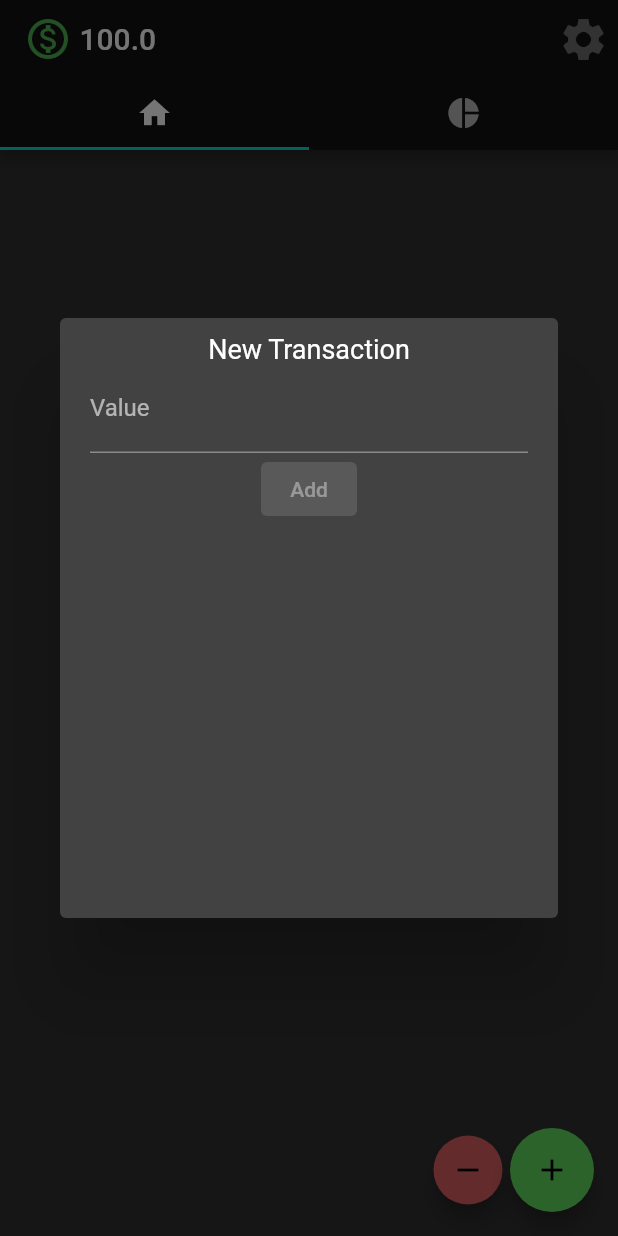
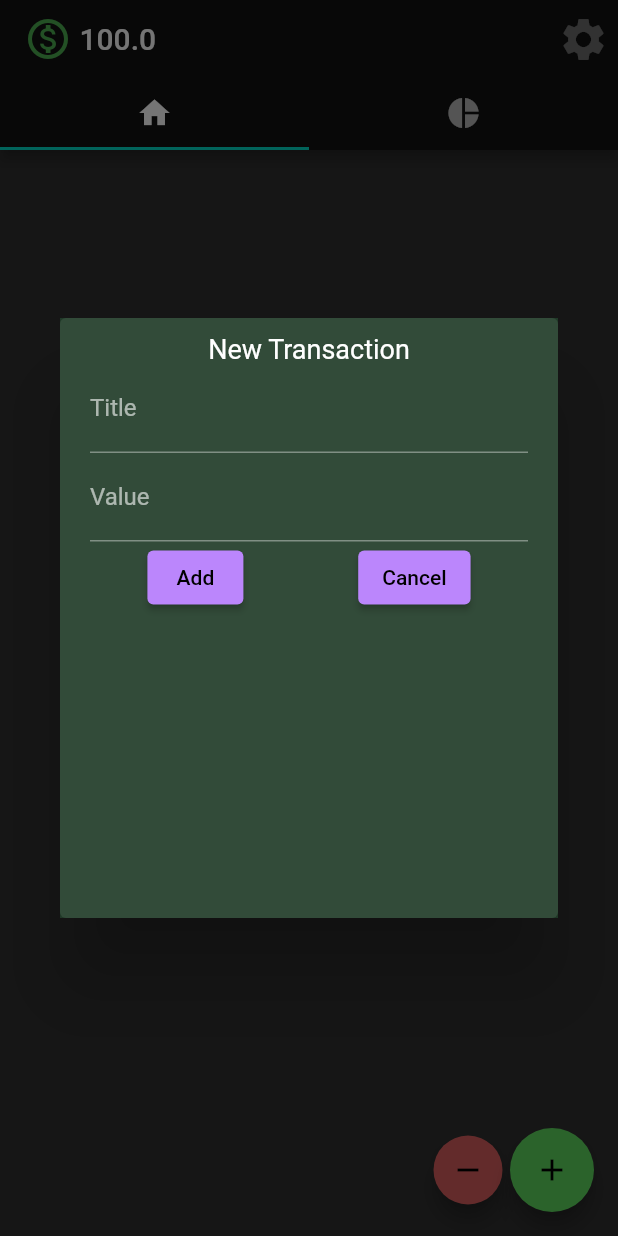
Before and after one commit to lz-coder/just_finance_app, a Flutter app: the screen it shows after launch, after a tap on the "add" icon, on a phone screen of 412 x 824 dp. Run offline on Flutter 3.47's test engine with Material 2 defaults, Android fonts, the phone set to English and light mode, and no system bars; our stand-ins replace sqflite; accounts and stored records are empty.

Commit message:
Create transactions

```diff
--- a/lib/widgets/transaction_dialog.dart
+++ b/lib/widgets/transaction_dialog.dart
@@ -1,5 +1,8 @@
 import 'package:flutter/material.dart';
+import 'package:just_finance_app/db/database.dart';
 import 'package:just_finance_app/src/transaction_info.dart';
+
+var transactionsDb = TransactionsDatabase();
 
 class TransactionDialog extends StatefulWidget {
   final Function insertCallback;
@@ -16,7 +19,13 @@ class TransactionDialog extends StatefulWidget {
 }
 
 class _TransactionDialogState extends State<TransactionDialog> {
-  var value_controller = TextEditingController();
+  final valueController = TextEditingController();
+  final titleController = TextEditingController();
+
+  void closeDialog(BuildContext context) {
+    Navigator.of(context).pop();
+  }
+
   @override
   Widget build(BuildContext context) {
     return Dialog(
@@ -24,6 +33,11 @@ class _TransactionDialogState extends State<TransactionDialog> {
         height: 400,
         width: 400,
         padding: const EdgeInsets.symmetric(vertical: 10, horizontal: 20),
+        decoration: BoxDecoration(
+          color: widget.incomming
+              ? const Color.fromARGB(155, 39, 80, 51)
+              : const Color.fromARGB(155, 80, 47, 39),
+        ),
         child: Column(
           children: [
             const Text(
@@ -31,13 +45,51 @@ class _TransactionDialogState extends State<TransactionDialog> {
               style: TextStyle(fontSize: 18),
             ),
             TextField(
+              controller: titleController,
+              decoration: const InputDecoration(label: Text('Title')),
+            ),
+            TextField(
               keyboardType: TextInputType.number,
-              controller: value_controller,
+              controller: valueController,
               decoration: const InputDecoration(label: Text('Value')),
             ),
-            const ElevatedButton(
-              onPressed: null,
-              child: Text('Add'),
+            Row(
+              mainAxisAlignment: MainAxisAlignment.spaceAround,
+              children: [
+                ElevatedButton(
+                  onPressed: () async {
+                    try {
+                      late int lastTransactionId;
+                      final transactionsList =
+                          await transactionsDb.transactionsList();
+                      if (transactionsList.isNotEmpty) {
+                        lastTransactionId = transactionsList.last.id + 1;
+                      } else {
+                        lastTransactionId = 0;
+                      }
+                      final transaction = TransactionInfo(
+                        id: lastTransactionId,
+                        title: titleController.text.isNotEmpty
+                            ? titleController.text
+                            : 'New transaction',
+                        incomming: widget.incomming ? 1 : 0,
+                        value: valueController.text.isNotEmpty
+                            ? double.parse(valueController.text)
+                            : 1,
+                      );
+                      await widget.insertCallback(transaction);
+                      if (context.mounted) Navigator.of(context).pop();
+                    } catch (err) {
+                      debugPrint(err.toString());
+                    }
+                  },
+                  child: const Text('Add'),
+                ),
+                ElevatedButton(
+                  onPressed: () => Navigator.of(context).pop(),
+                  child: const Text('Cancel'),
+                ),
+              ],
             ),
           ],
         ),
```
